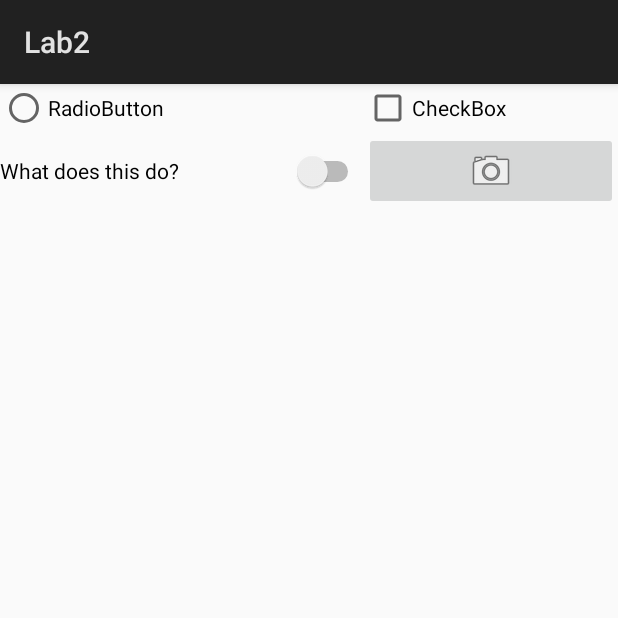
After one commit to nathandoef/CST2335, an Android app: the ListItemsActivity screen opened directly, with no data from a screen before it, on a phone screen of 412 x 824 dp, the top half of it. The commit adds this screen. Run offline under Robolectric (Android 15) with nearby library versions, the phone set to English and light mode, and no system bars.

Commit message:
Added 3 activities for Lab 2

```diff
--- /dev/null
+++ b/app/src/main/java/com/example/nathan/androidlabs/ListItemsActivity.java
@@ -0,0 +1,13 @@
+package com.example.nathan.androidlabs;
+
+import android.app.Activity;
+import android.os.Bundle;
+
+public class ListItemsActivity extends Activity {
+
+    @Override
+    protected void onCreate(Bundle savedInstanceState) {
+        super.onCreate(savedInstanceState);
+        setContentView(R.layout.activity_list_items);
+    }
+}
--- /dev/null
+++ b/app/src/main/res/layout/activity_list_items.xml
@@ -0,0 +1,41 @@
+<?xml version="1.0" encoding="utf-8"?>
+<GridLayout xmlns:android="http://schemas.android.com/apk/res/android"
+    xmlns:app="http://schemas.android.com/apk/res-auto"
+    xmlns:tools="http://schemas.android.com/tools"
+    android:layout_width="match_parent"
+    android:layout_height="wrap_content"
+    android:rowCount="2"
+    android:columnCount="2"
+    tools:context="com.example.nathan.androidlabs.ListItemsActivity">
+
+    <RadioButton
+        android:layout_width="wrap_content"
+        android:layout_height="wrap_content"
+        android:layout_columnWeight="1"
+        android:layout_gravity="fill"
+        android:text="@string/radiobutton"
+        />
+
+    <CheckBox
+        android:layout_width="wrap_content"
+        android:layout_height="wrap_content"
+        android:layout_columnWeight="1"
+        android:layout_gravity="fill"
+        android:text="@string/checkbox"
+        />
+
+    <Switch
+        android:text="@string/switch_what"
+        android:layout_width="wrap_content"
+        android:layout_height="wrap_content"
+        android:layout_columnWeight="1"
+        android:layout_gravity="fill" />
+
+    <ImageButton
+        android:layout_width="wrap_content"
+        android:layout_height="wrap_content"
+        android:layout_columnWeight="1"
+        android:layout_gravity="fill"
+        android:src="@android:drawable/ic_menu_camera"
+        android:contentDescription="@string/cnt_desc_camera"/>
+</GridLayout>
--- a/app/src/main/res/values/strings.xml
+++ b/app/src/main/res/values/strings.xml
@@ -1,6 +1,13 @@
 <?xml version="1.0" encoding="utf-8"?>
 <resources>
-    <string name="app_name">Lab1</string>
+    <string name="app_name">Lab2</string>
     <string name="hello_message">Hello World!</string>
     <string name="button_text">I\'m a button</string>
+    <string name="login">Login</string>
+    <string name="password">Password</string>
+    <string name="login_name">Login name</string>
+    <string name="checkbox">CheckBox</string>
+    <string name="radiobutton">RadioButton</string>
+    <string name="switch_what">What does this do?</string>
+    <string name="cnt_desc_camera">Icône de caméra</string>
 </resources>
```
Also changed, not shown: app/src/main/AndroidManifest.xml (+11 -1 lines), app/src/main/java/com/example/nathan/androidlabs/LoginActivity.java (added, +13 -0 lines), app/src/main/res/layout/activity_login.xml (added, +29 -0 lines), 1 other file.
